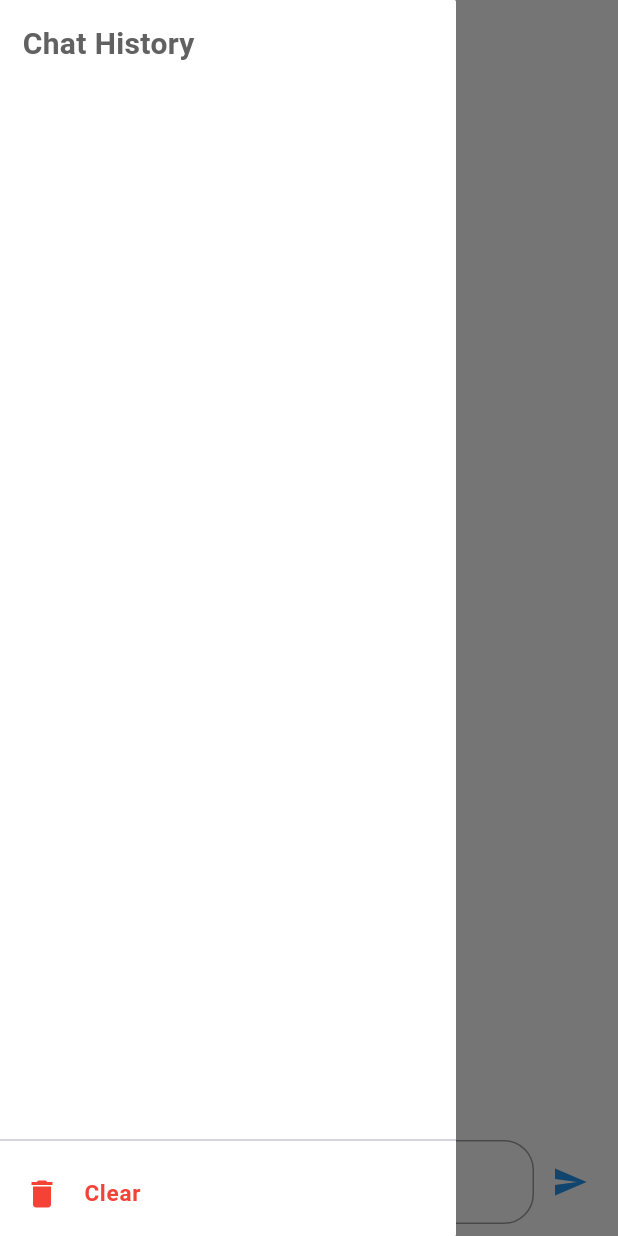
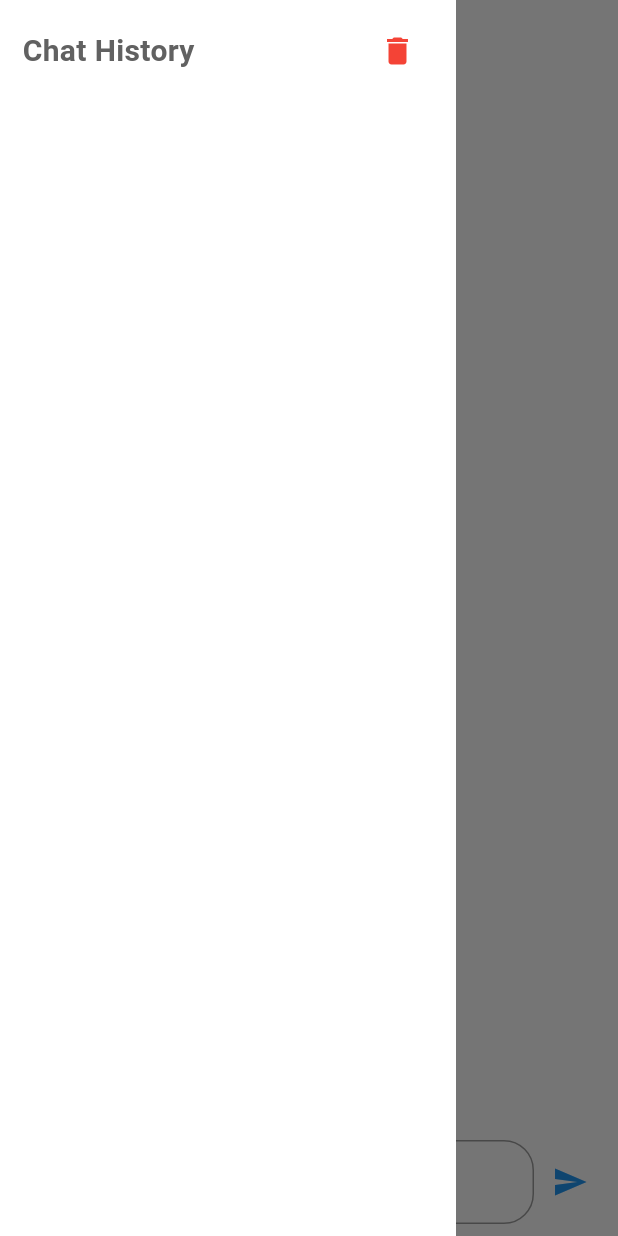
Before and after one commit to iveeeeej/ai_chat_service, a Flutter app: the screen it shows after launch, with the side drawer open, on a phone screen of 412 x 824 dp. Run offline on Flutter 3.47's test engine with Material 3 defaults, Android fonts, the phone set to English and light mode, and no system bars; network calls fail.

Commit message:
finishing things up

```diff
--- a/lib/main.dart
+++ b/lib/main.dart
@@ -191,20 +191,19 @@ class _ChatScreenState extends State<ChatScreen> {
       // Sidebar (Drawer)
       drawer: Drawer(
         backgroundColor: Colors.white,
-        shape: RoundedRectangleBorder(
-          borderRadius: BorderRadius.only(
-            topRight: Radius.circular(1),
-            bottomRight: Radius.circular(1),
-          ),
-        ),
+        shape: RoundedRectangleBorder(borderRadius: BorderRadius.zero),
         child: SafeArea(
           child: Column(
             children: [
               Padding(
-                padding: const EdgeInsets.all(15.0),
-                child: Align(
-                  alignment: Alignment.centerLeft,
-                  child: Text(
+                padding: const EdgeInsets.symmetric(
+                  horizontal: 15.0,
+                  vertical: 10.0,
+                ),
+                child: Row(
+                  mainAxisAlignment: MainAxisAlignment.spaceBetween,
+                  children: [
+                    Text(
                       'Chat History',
                       style: TextStyle(
                         color: Colors.grey[700],
@@ -212,6 +211,40 @@ class _ChatScreenState extends State<ChatScreen> {
                         fontWeight: FontWeight.bold,
                       ),
                     ),
+                    IconButton(
+                      icon: const Icon(Icons.delete, color: Colors.red),
+                      onPressed: () {
+                        Navigator.pop(context);
+                        showDialog(
+                          context: context,
+                          builder: (context) => AlertDialog(
+                            backgroundColor: Colors.white,
+                            title: const Text('Clear History'),
+                            content: const Text(
+                              'Are you sure you want to delete all messages?',
+                            ),
+                            actions: [
+                              TextButton(
+                                onPressed: () => Navigator.pop(context),
+                                child: const Text('Cancel'),
+                              ),
+                              TextButton(
+                                onPressed: () {
+                                  Navigator.pop(context);
+                                  _clearHistory();
+                                },
+                                child: const Text(
+                                  'Clear',
+                                  style: TextStyle(color: Colors.red),
+                                ),
+                              ),
+                            ],
+                          ),
+                        );
+                      },
+                      tooltip: 'Clear',
+                    ),
+                  ],
                 ),
               ),
               Expanded(
@@ -245,47 +278,6 @@ class _ChatScreenState extends State<ChatScreen> {
                           );
                         },
                       ),
-              ),
-              const Divider(),
-              ListTile(
-                leading: const Icon(Icons.delete, color: Colors.red),
-                title: const Text(
-                  'Clear',
-                  style: TextStyle(
-                    color: Colors.red,
-                    fontSize: 15,
-                    fontWeight: FontWeight.bold,
-                  ),
-                ),
-                onTap: () {
-                  Navigator.pop(context); // close drawer
-                  showDialog(
-                    context: context,
-                    builder: (context) => AlertDialog(
-                      backgroundColor: Colors.white,
-                      title: const Text('Clear History'),
-                      content: const Text(
-                        'Are you sure you want to delete all messages?',
-                      ),
-                      actions: [
-                        TextButton(
-                          onPressed: () => Navigator.pop(context),
-                          child: const Text('Cancel'),
-                        ),
-                        TextButton(
-                          onPressed: () {
-                            Navigator.pop(context); // close dialog
-                            _clearHistory();
-                          },
-                          child: const Text(
-                            'Clear',
-                            style: TextStyle(color: Colors.red),
-                          ),
-                        ),
-                      ],
-                    ),
-                  );
-                },
               ),
             ],
           ),
```
Also changed, not shown: 1 other file. Lines whose indentation alone changed are shown as unchanged.
